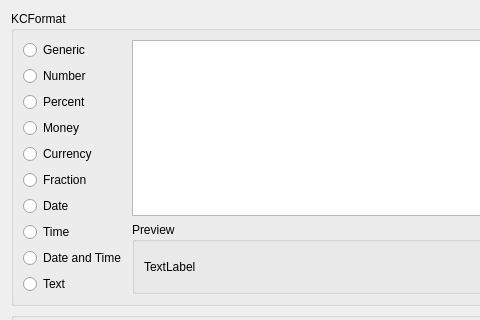
Above: kspread/dialogs/DataFormatWidget.ui from KDE/koffice before the change; both pictures show x 0 to 480 and y 0 to 320 of the 624 by 433 pixel window. Below: the same form after it.
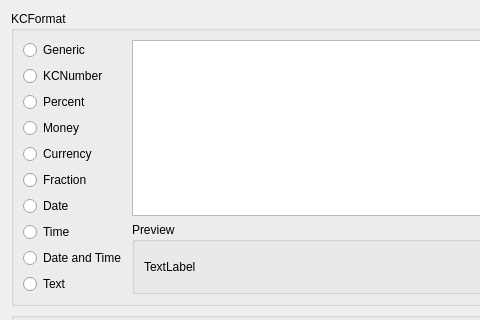
That is the form after the change. Custom widgets are drawn as their Qt base class.

Patch:
```diff
--- a/kspread/dialogs/DataFormatWidget.ui
+++ b/kspread/dialogs/DataFormatWidget.ui
@@ -113,7 +113,7 @@
       <item row="1" column="0">
        <widget class="QRadioButton" name="radioButton_2">
         <property name="text">
-         <string>Number</string>
+         <string>KCNumber</string>
         </property>
        </widget>
       </item>
```
